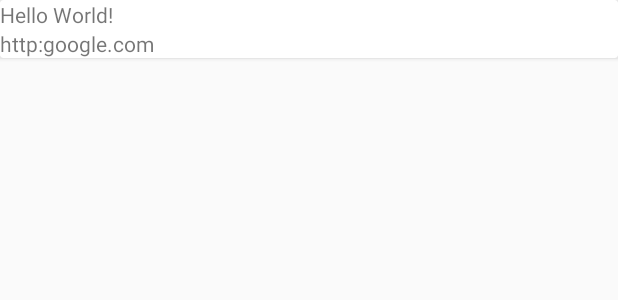
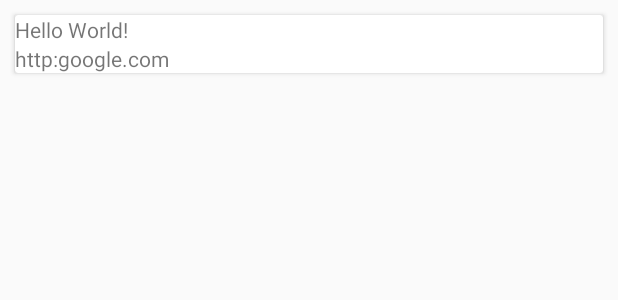
Before and after one commit to samreality4/ChoosU, an Android app: the layout content_new.xml on its own in the app's theme, with its tools: preview values and no code run, on a phone screen of 412 x 824 dp. Shown: the top 300 px of the screen. Run offline under Robolectric (Android 15) with nearby library versions, the light colour scheme and no system bars.

Commit message:
update from mac

```diff
--- a/app/src/main/res/layout/content_new.xml
+++ b/app/src/main/res/layout/content_new.xml
@@ -1,10 +1,9 @@
 <?xml version="1.0" encoding="utf-8"?>
 <android.support.v7.widget.CardView
     xmlns:android="http://schemas.android.com/apk/res/android"
-    xmlns:app="http://schemas.android.com/apk/res-auto"
-    xmlns:tools="http://schemas.android.com/tools"
     android:layout_width="match_parent"
-    android:layout_height="wrap_content">
+    android:layout_height="wrap_content"
+    android:layout_margin="10dp">
 
     <LinearLayout
         android:layout_width="match_parent"
```
Also changed, not shown: app/src/main/res/layout/activity_new.xml (+7 -5 lines), app/src/main/res/layout/recyclerview_choose.xml (+4 -3 lines).
